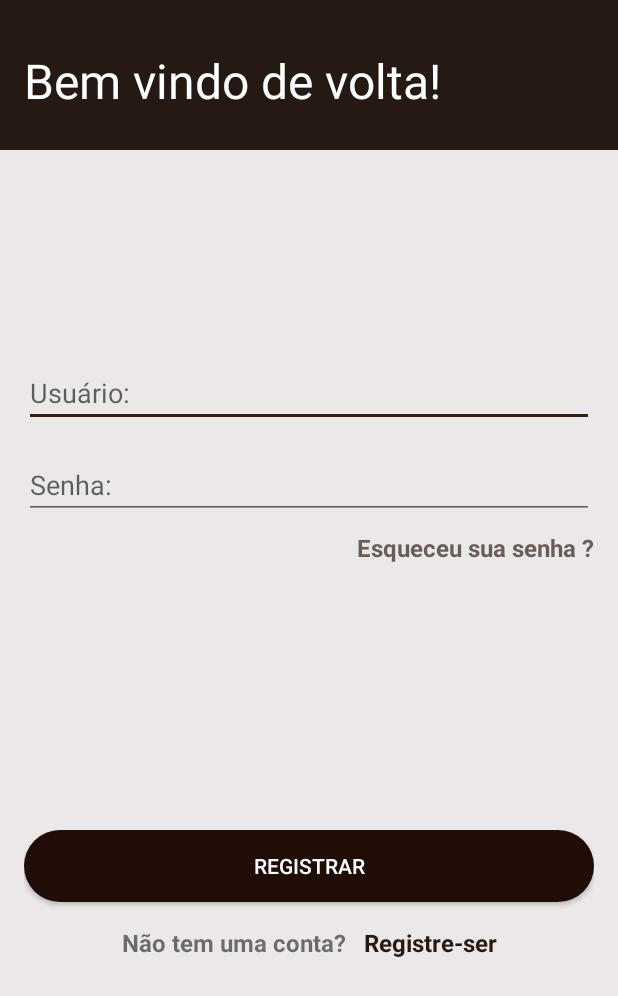
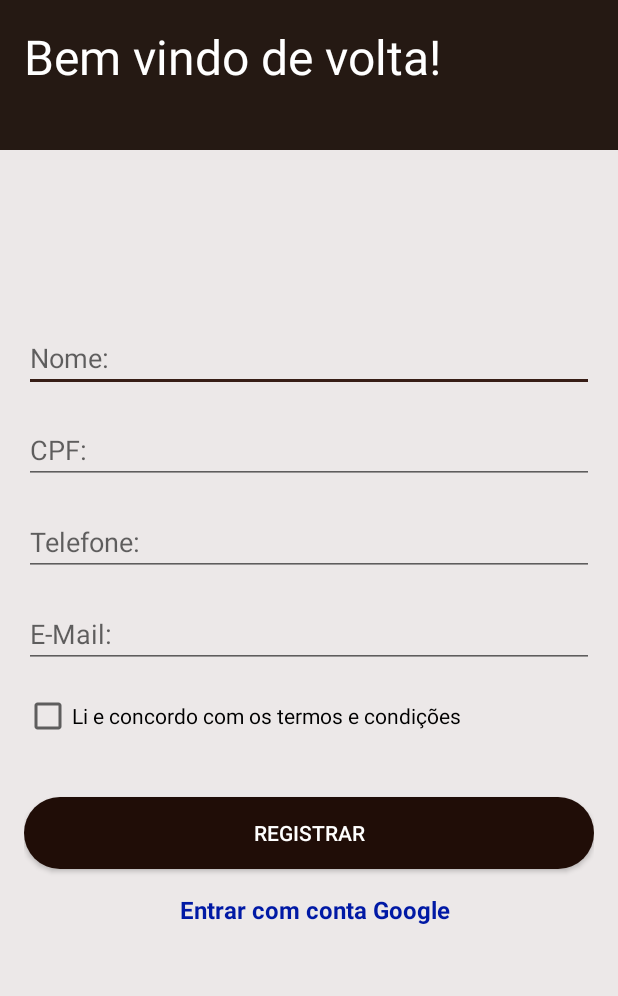
Before and after one commit to matheuspaz123/Cafeteria_001, an Android app: the screen it shows after launch (SignInActivity before the commit, SignUpActivity after it), after a tap on "REGISTRAR", on a phone screen of 412 x 824 dp. Shown: the top 996 px of the screen. Run offline under Robolectric (Android 15) with nearby library versions, the phone set to English and light mode, and no system bars; Roboto replaces fonts that are not available here.

Commit message:
Activity de login local, layout feito

```diff
--- a/app/src/main/res/layout/activity_login.xml
+++ b/app/src/main/res/layout/activity_login.xml
@@ -21,23 +21,23 @@
         android:id="@+id/button_sign_in"
         android:layout_width="0dp"
         android:layout_height="wrap_content"
-        android:background="@drawable/custom_button_marron"
-        android:text="Registrar"
-        android:textColor="@color/font_white"
+        android:background="@drawable/custom_button_white"
+        android:text="Login"
+        android:textColor="@color/font_marron_claro"
         app:layout_constraintHorizontal_chainStyle="spread"
-        app:layout_constraintLeft_toLeftOf="parent"
-        app:layout_constraintRight_toLeftOf="@id/button_login"
+        app:layout_constraintLeft_toRightOf="@+id/button_login"
+        app:layout_constraintRight_toRightOf="parent"
         app:layout_constraintTop_toBottomOf="@+id/coffee_shop" />
 
     <Button
         android:id="@+id/button_login"
         android:layout_width="0dp"
         android:layout_height="wrap_content"
-        android:background="@drawable/custom_button_white"
-        android:text="Login"
-        android:textColor="@color/font_marron_claro"
-        app:layout_constraintLeft_toRightOf="@id/button_sign_in"
-        app:layout_constraintRight_toRightOf="parent"
+        android:background="@drawable/custom_button_marron"
+        android:text="Registrar"
+        android:textColor="@color/font_white"
+        app:layout_constraintLeft_toLeftOf="parent"
+        app:layout_constraintRight_toLeftOf="@+id/button_sign_in"
         app:layout_constraintTop_toTopOf="@+id/button_sign_in" />
 
     <ImageView
--- a/app/src/main/res/layout/activity_sign_in.xml
+++ b/app/src/main/res/layout/activity_sign_in.xml
@@ -68,7 +68,7 @@
             android:layout_width="0dp"
             android:layout_height="wrap_content"
             android:background="@drawable/custom_button_marron"
-            android:text="Registrar"
+            android:text="Entrar"
             android:textColor="@color/font_white"
             app:layout_constraintBottom_toBottomOf="parent"
             app:layout_constraintEnd_toEndOf="parent"
--- a/app/src/main/res/layout/activity_sign_up.xml
+++ b/app/src/main/res/layout/activity_sign_up.xml
@@ -4,16 +4,127 @@
     xmlns:tools="http://schemas.android.com/tools"
     android:layout_width="match_parent"
     android:layout_height="match_parent"
-    android:background="@color/marron_tela"
-    tools:context=".view.SignUpActivity">
+    android:background="@color/font_activity"
+    tools:context=".view.SignInActivity">
+
+    <View
+        android:id="@+id/view_board"
+        android:layout_width="0dp"
+        android:layout_height="100dp"
+        android:background="@color/font_marron"
+        app:layout_constraintLeft_toLeftOf="parent"
+        app:layout_constraintTop_toTopOf="parent" />
 
     <TextView
-        android:id="@+id/textView"
+        android:id="@+id/text_view_sign_in"
         android:layout_width="wrap_content"
         android:layout_height="wrap_content"
-        android:text="Cadastrar"
+        android:layout_margin="16dp"
+        android:layout_marginTop="16dp"
+        android:text="Bem vindo de volta!"
+        android:textColor="@color/font_white"
+        android:textSize="32sp"
+        app:layout_constraintLeft_toLeftOf="parent"
+        app:layout_constraintTop_toTopOf="parent" />
+
+    <ScrollView
+        android:layout_width="match_parent"
+        android:layout_height="0dp"
+        android:padding="16dp"
+        android:verticalScrollbarPosition="defaultPosition"
         app:layout_constraintBottom_toBottomOf="parent"
-        app:layout_constraintEnd_toEndOf="parent"
-        app:layout_constraintStart_toStartOf="parent"
-        app:layout_constraintTop_toTopOf="parent" />
+        app:layout_constraintTop_toBottomOf="@+id/view_board">
+
+        <androidx.constraintlayout.widget.ConstraintLayout
+            android:layout_width="match_parent"
+            android:layout_height="wrap_content">
+
+            <EditText
+                android:id="@+id/text_sign_up_name"
+                android:layout_width="0dp"
+                android:layout_height="wrap_content"
+                android:layout_marginTop="100dp"
+                android:hint="Nome:"
+                android:inputType="text"
+                app:layout_constraintLeft_toLeftOf="parent"
+                app:layout_constraintRight_toRightOf="parent"
+                app:layout_constraintTop_toTopOf="parent" />
+
+            <EditText
+                android:id="@+id/text_sign_up_cpf"
+                android:layout_width="0dp"
+                android:layout_height="wrap_content"
+                android:layout_marginTop="16dp"
+                android:hint="CPF:"
+                android:inputType="number"
+                app:layout_constraintLeft_toLeftOf="parent"
+                app:layout_constraintRight_toRightOf="parent"
+                app:layout_constraintTop_toBottomOf="@+id/text_sign_up_name" />
+
+            <EditText
+                android:id="@+id/text_sign_up_phone"
+                android:layout_width="0dp"
+                android:layout_height="wrap_content"
+                android:layout_marginTop="16dp"
+                android:hint="Telefone:"
+                android:inputType="phone"
+                app:layout_constraintLeft_toLeftOf="parent"
+                app:layout_constraintRight_toRightOf="parent"
+                app:layout_constraintTop_toBottomOf="@+id/text_sign_up_cpf" />
+
+            <EditText
+                android:id="@+id/text_sign_up_email"
+                android:layout_width="0dp"
+                android:layout_height="wrap_content"
+                android:layout_marginTop="16dp"
+                android:hint="E-Mail:"
+                android:inputType="textEmailAddress"
+                app:layout_constraintLeft_toLeftOf="parent"
+                app:layout_constraintRight_toRightOf="parent"
+                app:layout_constraintTop_toBottomOf="@+id/text_sign_up_phone" />
+
+            <CheckBox
+                android:id="@+id/checkbox_sign_up"
+                android:layout_width="wrap_content"
+                android:layout_height="wrap_content"
+                android:layout_marginTop="16dp"
+                android:text="Li e concordo com os termos e condições"
+                app:layout_constraintLeft_toLeftOf="parent"
+                app:layout_constraintTop_toBottomOf="@+id/text_sign_up_email" />
+
+
+            <Button
+                android:id="@+id/button_sign_up"
+                android:layout_width="0dp"
+                android:layout_height="wrap_content"
+                android:background="@drawable/custom_button_marron"
+                android:text="Registrar"
+                android:textColor="@color/font_white"
+                app:layout_constraintBottom_toBottomOf="parent"
+                app:layout_constraintEnd_toEndOf="parent"
+                app:layout_constraintStart_toStartOf="parent"
+                app:layout_constraintTop_toBottomOf="@id/checkbox_sign_up" />
+
+
+            <TextView
+                android:id="@+id/text_login_to_sign_up"
+                android:layout_width="wrap_content"
+                android:layout_height="wrap_content"
+                android:layout_marginLeft="8dp"
+                android:layout_marginTop="16dp"
+                android:layout_marginBottom="32dp"
+                android:text="Entrar com conta Google"
+                android:textColor="@color/font_blue"
+                android:textSize="16sp"
+                android:textStyle="bold"
+                app:layout_constraintLeft_toLeftOf="@id/button_sign_up"
+                app:layout_constraintRight_toRightOf="@id/button_sign_up"
+                app:layout_constraintTop_toBottomOf="@id/button_sign_up" />
+
+
+        </androidx.constraintlayout.widget.ConstraintLayout>
+
+
+    </ScrollView>
+
 </androidx.constraintlayout.widget.ConstraintLayout>
--- a/app/src/main/res/values/colors.xml
+++ b/app/src/main/res/values/colors.xml
@@ -18,5 +18,6 @@
     <color name="font_marron_claro">#B2302119</color>
     <color name="font_white">#ffff</color>
     <color name="font_blue">#0019A5</color>
+    <color name="font_activity">#ECE8E8</color>
 
 </resources>
```
